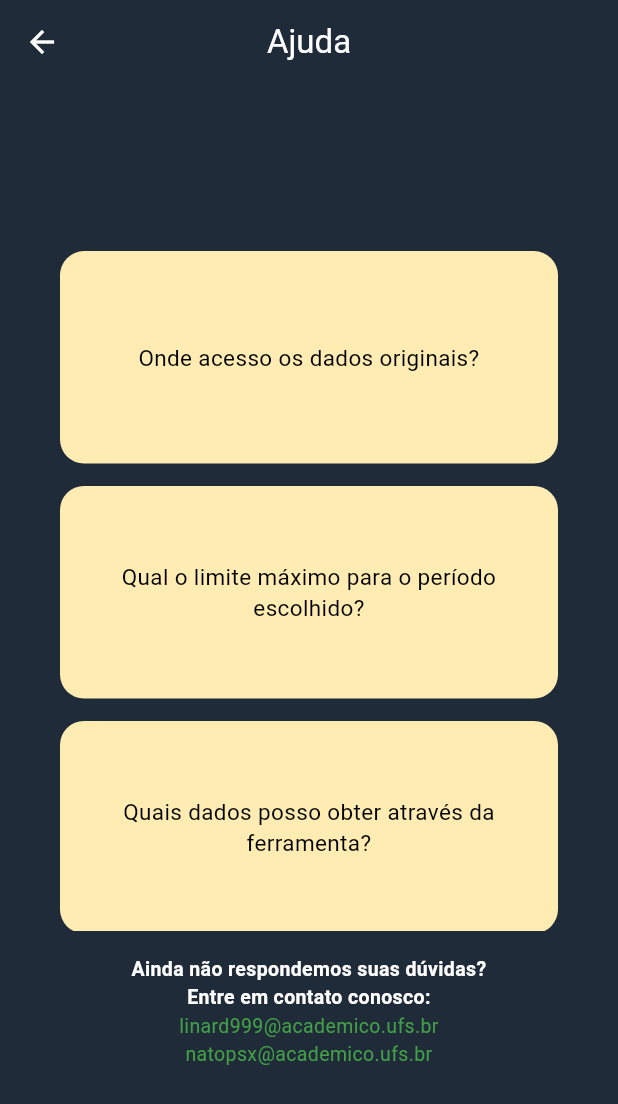
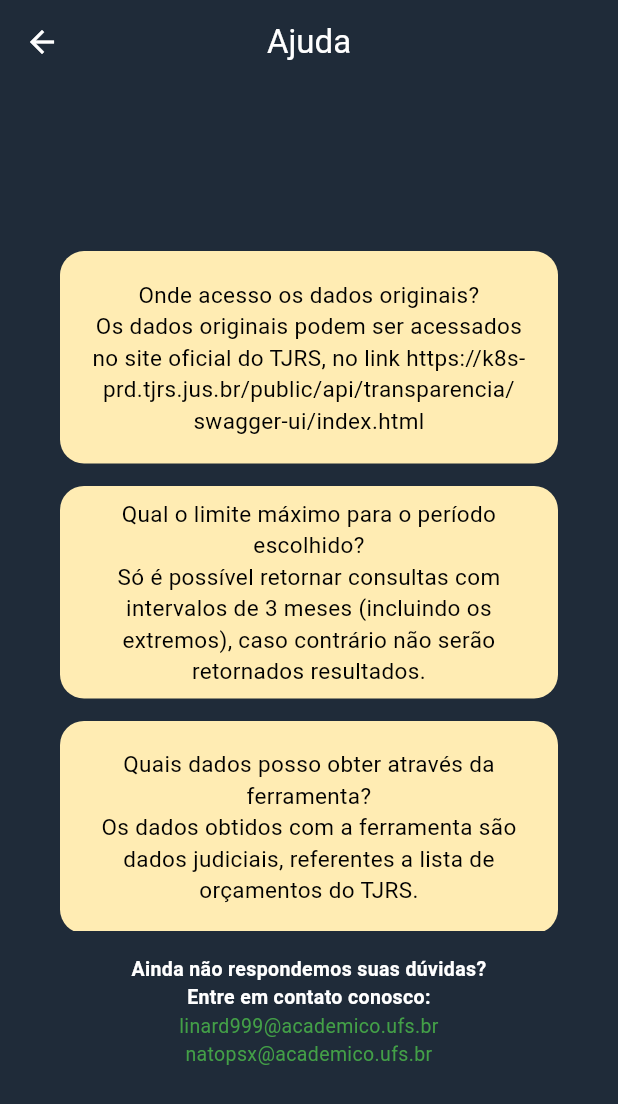
Before and after one commit to linard999/projeto_programacao_dispositivos_moveis, a Flutter app: the TelaAjuda screen opened directly, on a phone screen of 412 x 824 dp. Shown: the top 1104 px of the screen. Run offline on Flutter 3.47's test engine with Material 3 defaults, Android fonts, the phone set to English and light mode, and no system bars; network calls fail.

Commit message:
Correções na tela de dúvidas

```diff
--- a/lib/telas/tela_ajuda.dart
+++ b/lib/telas/tela_ajuda.dart
@@ -11,19 +11,10 @@ class _TelaAjudaState extends State<TelaAjuda> {
   @override
   Widget build(BuildContext context) {
     final contextSize = MediaQuery.of(context).size;
-    final List<String>titulos = [
-      "Onde acesso os dados originais?",
-      "Qual o limite máximo para o período escolhido?",
-      "Quais dados posso obter através da ferramenta?",
-      "Duvida",
-      "Duvida",
-      "Duvida",
-      "Duvida",
-      "Duvida",
-      "Duvida",
-      "Duvida",
-      "Duvida",
-      "Duvida",
+    final List<String> titulos = [
+      "Onde acesso os dados originais?\nOs dados originais podem ser acessados no site oficial do TJRS, no link https://k8s-prd.tjrs.jus.br/public/api/transparencia/swagger-ui/index.html",
+      "Qual o limite máximo para o período escolhido?\nSó é possível retornar consultas com intervalos de 3 meses (incluindo os extremos), caso contrário não serão retornados resultados.",
+      "Quais dados posso obter através da ferramenta?\nOs dados obtidos com a ferramenta são dados judiciais, referentes a lista de orçamentos do TJRS.",
     ];
     const int lvsPercent = 55;
 
```
